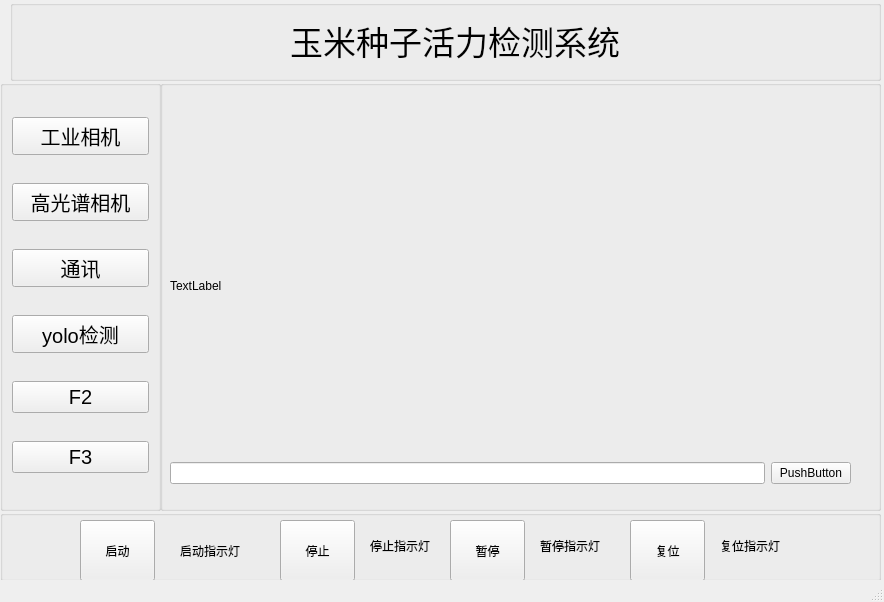
Above: ui/main.ui from Komo017/CornSeeds before the change. Below: the same form after it.
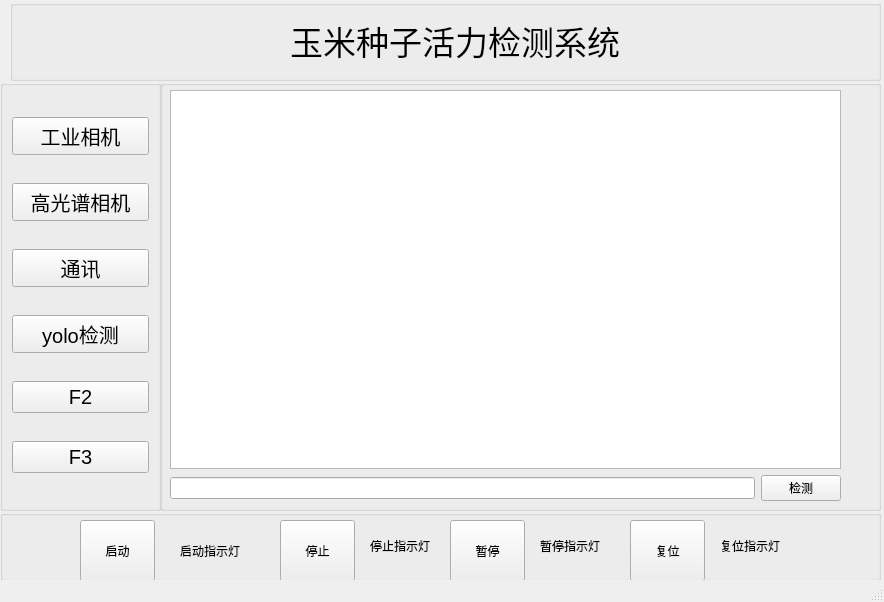
That is the form after the change. Icons and pictures are not drawn.

Diff of the .ui file:
```diff
--- a/ui/main.ui
+++ b/ui/main.ui
@@ -413,28 +413,20 @@
       </widget>
      </widget>
      <widget class="QWidget" name="yoloPage">
-      <widget class="QLabel" name="label">
-       <property name="geometry">
-        <rect>
-         <x>10</x>
-         <y>30</y>
-         <width>361</width>
-         <height>331</height>
-        </rect>
-       </property>
-       <property name="text">
-        <string>TextLabel</string>
-       </property>
-      </widget>
       <widget class="QWidget" name="">
        <property name="geometry">
         <rect>
          <x>10</x>
-         <y>370</y>
-         <width>681</width>
-         <height>26</height>
+         <y>0</y>
+         <width>671</width>
+         <height>411</height>
         </rect>
        </property>
+       <layout class="QVBoxLayout" name="verticalLayout_4">
+        <item>
+         <widget class="QPlainTextEdit" name="yoloLog"/>
+        </item>
+        <item>
        <layout class="QHBoxLayout" name="horizontalLayout_7">
         <item>
          <widget class="QLineEdit" name="yoloEdit"/>
@@ -442,9 +434,11 @@
         <item>
          <widget class="QPushButton" name="pushButton">
           <property name="text">
-           <string>PushButton</string>
-          </property>
-         </widget>
+             <string>检测</string>
+            </property>
+           </widget>
+          </item>
+         </layout>
         </item>
        </layout>
       </widget>
```
Lines whose indentation alone changed are shown as unchanged.
